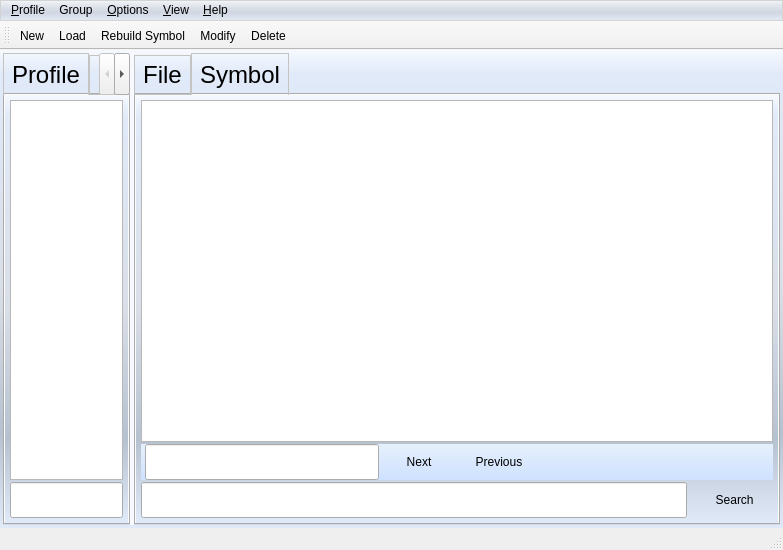
First picture: the form in Resources/Forms/mainWindow.ui, repository ychclone/blink, before the edit.
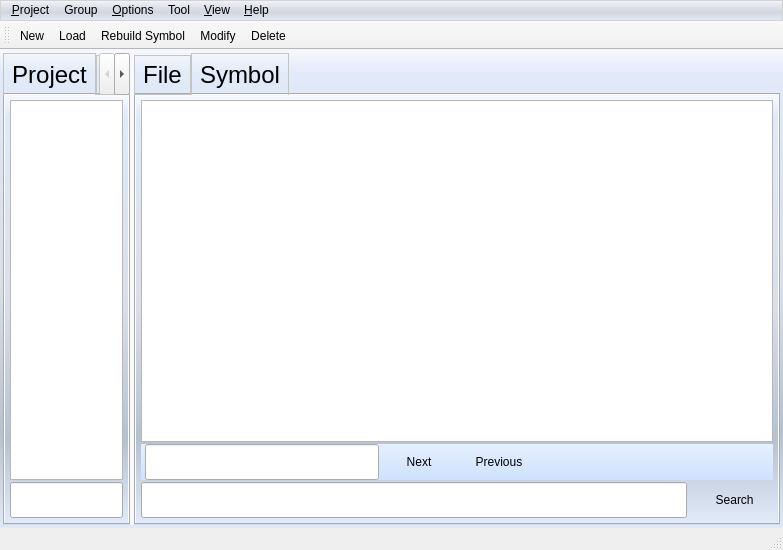
Second picture: the form after the edit. Icons and pictures are not drawn. Custom widgets are drawn as their Qt base class.

Diff of the .ui file:
```diff
--- a/Resources/Forms/mainWindow.ui
+++ b/Resources/Forms/mainWindow.ui
@@ -167,7 +167,7 @@
              <normaloff>:/Images/profile.png</normaloff>:/Images/profile.png</iconset>
            </attribute>
            <attribute name="title">
-            <string>Profile</string>
+            <string>Project</string>
            </attribute>
            <layout class="QVBoxLayout">
             <property name="spacing">
@@ -752,7 +752,7 @@
    </widget>
    <widget class="QMenu" name="menuProfile">
     <property name="title">
-     <string>&amp;Profile</string>
+     <string>&amp;Project</string>
     </property>
     <addaction name="actionProfileNew"/>
     <addaction name="actionProfileLoad"/>
@@ -781,9 +781,16 @@
     <addaction name="actionGroupModify"/>
     <addaction name="actionGroupDelete"/>
    </widget>
+   <widget class="QMenu" name="menuTool">
+    <property name="title">
+     <string>Tool</string>
+    </property>
+    <addaction name="actionFindReplaceDialog"/>
+   </widget>
    <addaction name="menuProfile"/>
    <addaction name="menuGroup"/>
    <addaction name="menuOptions"/>
+   <addaction name="menuTool"/>
    <addaction name="menuView"/>
    <addaction name="menuHelp"/>
   </widget>
```
Left out of the diff: 11 changed lines with no effect on the pictures.
